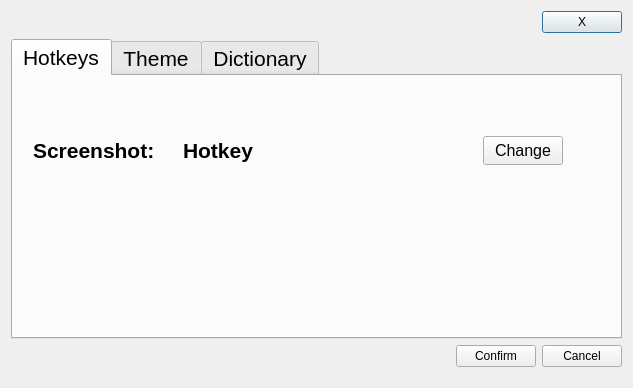
Qt form src/widgets/infowindow.ui (KrisC2003/Ofnir) before a commit.
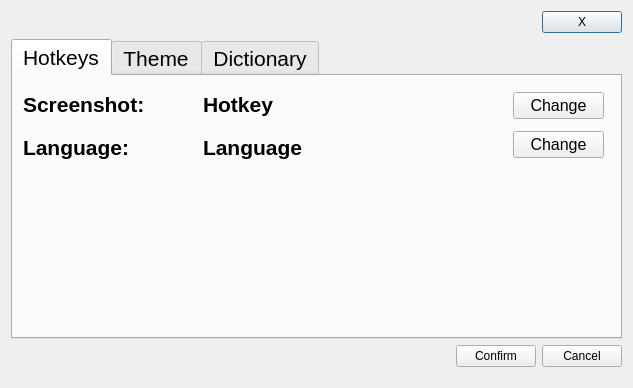
The same form after that commit. The open tabs and pages were chosen to show the change.

Diff of the .ui file:
```diff
--- a/src/widgets/infowindow.ui
+++ b/src/widgets/infowindow.ui
@@ -72,61 +72,117 @@
         <attribute name="title">
          <string>Hotkeys</string>
         </attribute>
-        <widget class="QLabel" name="currhotkey">
+        <widget class="QWidget" name="verticalLayoutWidget">
          <property name="geometry">
           <rect>
-           <x>170</x>
-           <y>60</y>
-           <width>231</width>
-           <height>28</height>
+           <x>10</x>
+           <y>10</y>
+           <width>160</width>
+           <height>80</height>
           </rect>
          </property>
-         <property name="font">
-          <font>
-           <pointsize>16</pointsize>
-           <bold>true</bold>
-          </font>
-         </property>
-         <property name="text">
-          <string>Hotkey</string>
-         </property>
+         <layout class="QVBoxLayout" name="OptionLabels">
+          <item>
+           <widget class="QLabel" name="hotkeyLabel">
+            <property name="font">
+             <font>
+              <pointsize>16</pointsize>
+              <bold>true</bold>
+             </font>
+            </property>
+            <property name="text">
+             <string>Screenshot:</string>
+            </property>
+           </widget>
+          </item>
+          <item>
+           <widget class="QLabel" name="languageLabel">
+            <property name="font">
+             <font>
+              <pointsize>16</pointsize>
+              <bold>true</bold>
+             </font>
+            </property>
+            <property name="text">
+             <string>Language:</string>
+            </property>
+           </widget>
+          </item>
+         </layout>
         </widget>
-        <widget class="QPushButton" name="changehotkey">
+        <widget class="QWidget" name="verticalLayoutWidget_2">
          <property name="geometry">
           <rect>
-           <x>470</x>
-           <y>60</y>
-           <width>80</width>
-           <height>29</height>
+           <x>190</x>
+           <y>10</y>
+           <width>160</width>
+           <height>80</height>
           </rect>
          </property>
-         <property name="font">
-          <font>
-           <pointsize>12</pointsize>
-          </font>
-         </property>
-         <property name="text">
-          <string>Change</string>
-         </property>
+         <layout class="QVBoxLayout" name="SettingDisplays">
+          <item>
+           <widget class="QLabel" name="currHotkey">
+            <property name="font">
+             <font>
+              <pointsize>16</pointsize>
+              <bold>true</bold>
+             </font>
+            </property>
+            <property name="text">
+             <string>Hotkey</string>
+            </property>
+           </widget>
+          </item>
+          <item>
+           <widget class="QLabel" name="currLang">
+            <property name="font">
+             <font>
+              <pointsize>16</pointsize>
+              <bold>true</bold>
+             </font>
+            </property>
+            <property name="text">
+             <string>Language</string>
+            </property>
+           </widget>
+          </item>
+         </layout>
         </widget>
-        <widget class="QLabel" name="Screenshot">
+        <widget class="QWidget" name="verticalLayoutWidget_3">
          <property name="geometry">
           <rect>
-           <x>20</x>
-           <y>60</y>
-           <width>121</width>
-           <height>28</height>
+           <x>500</x>
+           <y>10</y>
+           <width>91</width>
+           <height>80</height>
           </rect>
          </property>
-         <property name="font">
-          <font>
-           <pointsize>16</pointsize>
-           <bold>true</bold>
-          </font>
-         </property>
-         <property name="text">
-          <string>Screenshot:</string>
-         </property>
+         <layout class="QVBoxLayout" name="SettingButtons">
+          <item>
+           <widget class="QPushButton" name="changeHotkey">
+            <property name="font">
+             <font>
+              <pointsize>12</pointsize>
+             </font>
+            </property>
+            <property name="text">
+             <string>Change</string>
+            </property>
+           </widget>
+          </item>
+          <item>
+           <widget class="QPushButton" name="changeLang">
+            <property name="font">
+             <font>
+              <pointsize>12</pointsize>
+             </font>
+            </property>
+            <property name="text">
+             <string>Change</string>
+            </property>
+           </widget>
+          </item>
+         </layout>
         </widget>
        </widget>
        <widget class="QDialog" name="Theme">
```
Left out of the diff: 39 changed lines with no effect on the pictures.
